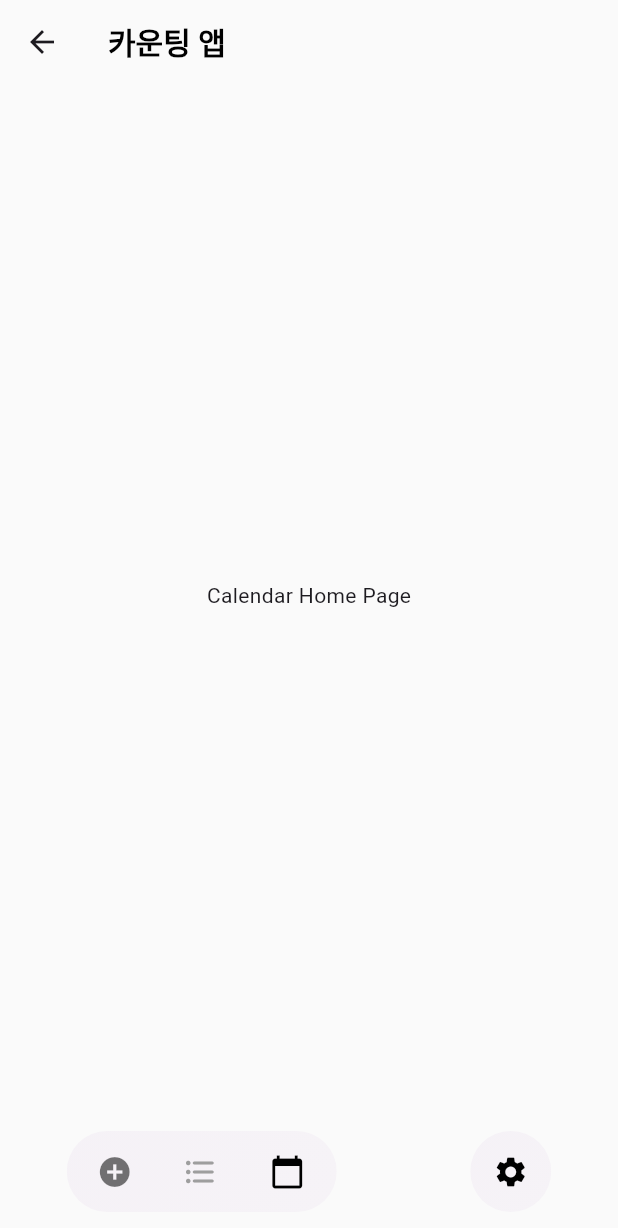
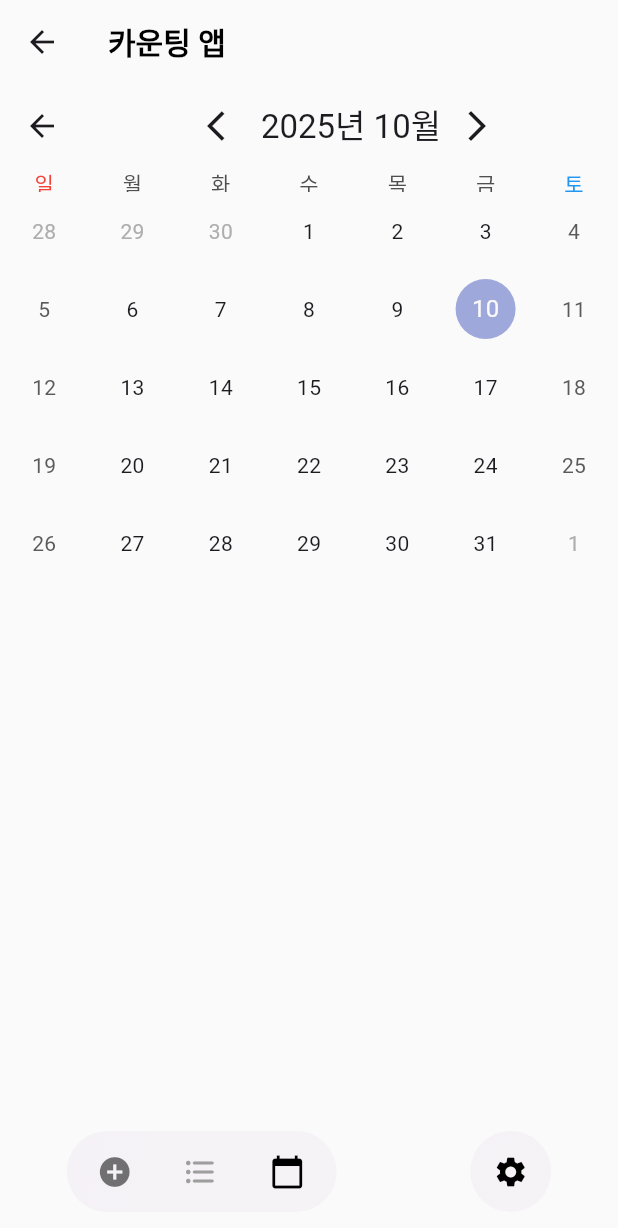
Before and after one commit to mark3lim/my_counter, a Flutter app: the screen it shows after launch, swiped to page 2, on a phone screen of 412 x 824 dp. Shown: the top 1228 px of the screen. Run offline on Flutter 3.47's test engine with Material 3 defaults, Android fonts, the phone set to English and light mode, and no system bars; drawn by our look-alikes of glassmorphism, table_calendar; our stand-ins replace flutter_riverpod, shared_preferences, synchronized.

Commit message:
Made Calendar UI.

```diff
--- a/lib/main/views/home/calendar_home_page.dart
+++ b/lib/main/views/home/calendar_home_page.dart
@@ -1,13 +1,101 @@
 import 'package:flutter/material.dart';
+import 'package:table_calendar/table_calendar.dart';
+import 'package:intl/intl.dart';
 
-class CalendarHomePage extends StatelessWidget {
+class CalendarHomePage extends StatefulWidget {
   const CalendarHomePage({super.key});
 
   @override
+  CalendarHomePageState createState() => CalendarHomePageState();
+}
+
+class CalendarHomePageState extends State<CalendarHomePage> {
+  DateTime _focusedDay = DateTime.now();
+  DateTime? _selectedDay;
+
+  @override
   Widget build(BuildContext context) {
-    return const Scaffold(
-      body: Center(
-        child: Text('Calendar Home Page'),
+    return Scaffold(
+      appBar: AppBar(
+        title: Row(
+          mainAxisAlignment: MainAxisAlignment.center,
+          children: [
+            IconButton(
+              icon: const Icon(Icons.arrow_back_ios),
+              onPressed: () {
+                setState(() {
+                  _focusedDay = DateTime(
+                    _focusedDay.year,
+                    _focusedDay.month - 1,
+                    1,
+                  );
+                });
+              },
+            ),
+            GestureDetector(
+              onTap: () {
+                setState(() {
+                  _focusedDay = DateTime.now();
+                });
+              },
+              child: Text(
+                DateFormat.yMMM('ko_KR').format(_focusedDay),
+              ),
+            ),
+            IconButton(
+              icon: const Icon(Icons.arrow_forward_ios),
+              onPressed: () {
+                setState(() {
+                  _focusedDay = DateTime(
+                  _focusedDay.year,
+                  _focusedDay.month + 1,
+                  1,
+                  );
+                });
+              },
+            ),
+          ],
+        ),
+      ),
+      body: TableCalendar(
+        locale: 'ko_KR',
+        firstDay: DateTime.utc(2010, 10, 16),
+        lastDay: DateTime.utc(2030, 3, 14),
+        focusedDay: _focusedDay,
+        selectedDayPredicate: (day) {
+          return isSameDay(_selectedDay, day);
+        },
+        onDaySelected: (selectedDay, focusedDay) {
+          setState(() {
+            _selectedDay = selectedDay;
+            _focusedDay = focusedDay;
+          });
+        },
+        startingDayOfWeek: StartingDayOfWeek.sunday,
+        calendarBuilders: CalendarBuilders(
+          dowBuilder: (context, day) {
+            if (day.weekday == DateTime.sunday) {
+              final text = DateFormat.E('ko_KR').format(day);
+              return Center(
+                child: Text(
+                  text,
+                  style: const TextStyle(color: Colors.red),
+                ),
+              );
+            }
+            if (day.weekday == DateTime.saturday) {
+              final text = DateFormat.E('ko_KR').format(day);
+              return Center(
+                child: Text(
+                  text,
+                  style: const TextStyle(color: Colors.blue),
+                ),
+              );
+            }
+            return null;
+          },
+        ),
+        headerVisible: false,
       ),
     );
   }
--- a/lib/main/views/home/home_view.dart
+++ b/lib/main/views/home/home_view.dart
@@ -63,7 +63,9 @@ class _HomeViewState extends State<HomeView> {
       if (!mounted) return;
       // 에러 처리: 스낵바나 다이얼로그로 사용자에게 알림
       ScaffoldMessenger.of(context).showSnackBar(
-        SnackBar(content: Text(AppLocalizations.of(context)!.dataLoadingErrorMessage)),
+        SnackBar(
+          content: Text(AppLocalizations.of(context)!.dataLoadingErrorMessage),
+        ),
       );
     }
   }
@@ -73,7 +75,8 @@ class _HomeViewState extends State<HomeView> {
     if (!mounted) return;
     await Navigator.of(context).push(
       MaterialPageRoute(
-        builder: (context) => SavedBasicCountingDetailView(categoryList: categoryList),
+        builder: (context) =>
+            SavedBasicCountingDetailView(categoryList: categoryList),
       ),
     );
     if (!mounted) return;
@@ -86,13 +89,15 @@ class _HomeViewState extends State<HomeView> {
     // 화면의 기본 구조를 설정합니다.
     return Scaffold(
       appBar: AppBar(
+        leading: null, // Remove the default back button
         title: Text(localizations.appTitle),
         titleTextStyle: TextStyle(
           color: Theme.of(context).brightness == Brightness.dark
               ? Colors.white
               : onBackgroundColor,
           fontWeight: FontWeight.bold,
-            fontSize: 20.0),
+          fontSize: 20.0,
+        ),
       ),
       body: PageView(
         controller: _pageController,
@@ -114,18 +119,23 @@ class _HomeViewState extends State<HomeView> {
     );
   }
 
-  Widget _buildHomeContent(BuildContext context, AppLocalizations localizations) {
+  Widget _buildHomeContent(
+    BuildContext context,
+    AppLocalizations localizations,
+  ) {
     return _categoryLists.isEmpty
         ? Padding(
-            padding: const EdgeInsets.symmetric(horizontal: 16.0, vertical: 24.0),
+            padding: const EdgeInsets.symmetric(
+              horizontal: 16.0,
+              vertical: 24.0,
+            ),
             child: Column(
               children: [
                 const SizedBox(height: 8),
                 CountingCard(
                   text: localizations.addNewCounting,
                   textAlign: TextAlign.left,
-                  onTap: () =>
-                      Navigator.push(
+                  onTap: () => Navigator.push(
                     context,
                     MaterialPageRoute(
                       builder: (context) => SavedBasicCountingDetailView(
@@ -151,8 +161,7 @@ class _HomeViewState extends State<HomeView> {
               SliverPadding(
                 padding: const EdgeInsets.symmetric(vertical: 12.0),
                 sliver: SliverList(
-                  delegate: SliverChildBuilderDelegate(
-                    (context, index) {
+                  delegate: SliverChildBuilderDelegate((context, index) {
                     final categoryList = _categoryLists[index];
                     return Dismissible(
                       key: ValueKey(categoryList.id),
@@ -166,7 +175,8 @@ return Dismissible(
                       onDismissed: (direction) async {
                         // BuildContext 캡처
                         final scaffoldMessenger = ScaffoldMessenger.of(context);
-    final deleteFailedMessage = localizations.deleteFailedMessage;
+                        final deleteFailedMessage =
+                            localizations.deleteFailedMessage;
 
                         // 원본 데이터 보관 (복원용)
                         final deletedItem = categoryList;
@@ -178,7 +188,6 @@ return Dismissible(
                         try {
                           await _repository.deleteCategoryList(categoryList.id);
                           if (!mounted) return;
-
                         } catch (e) {
                           if (!mounted) return;
                           // 삭제 실패 시 항목 복원
@@ -213,25 +222,26 @@ return Dismissible(
                                 content: Text(checkMessage),
                                 actions: [
                                   TextButton(
-            onPressed: () => Navigator.of(context).pop(false),
+                                    onPressed: () =>
+                                        Navigator.of(context).pop(false),
                                     child: Text(cancelText),
                                   ),
                                   TextButton(
-            onPressed: () => Navigator.of(context).pop(true),
+                                    onPressed: () =>
+                                        Navigator.of(context).pop(true),
                                     child: Text(deleteText),
                                   ),
                                 ],
                               ),
-    ) ?? false;
+                            ) ??
+                            false;
                       },
                       child: CountingListItem(
                         categoryList: categoryList,
                         onTap: () => _navigateToDetail(categoryList),
                       ),
                     );
-                    },
-                    childCount: _categoryLists.length,
-                  ),
+                  }, childCount: _categoryLists.length),
                 ),
               ),
             ],
--- /dev/null
+++ b/package.json
@@ -0,0 +1 @@
+{}
--- a/pubspec.yaml
+++ b/pubspec.yaml
@@ -44,6 +44,7 @@ dependencies:
   synchronized: ^3.1.0
   path_provider: ^2.1.1
   provider: ^6.1.5+1
+  table_calendar: ^3.2.0
 
 dev_dependencies:
   flutter_test:
```
Also changed, not shown: lib/main.dart (+5 -3 lines), 1 other file. Lines whose indentation alone changed are shown as unchanged.
